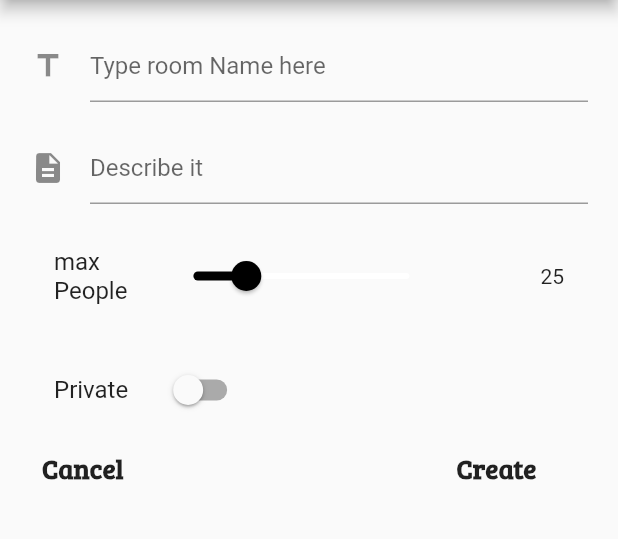
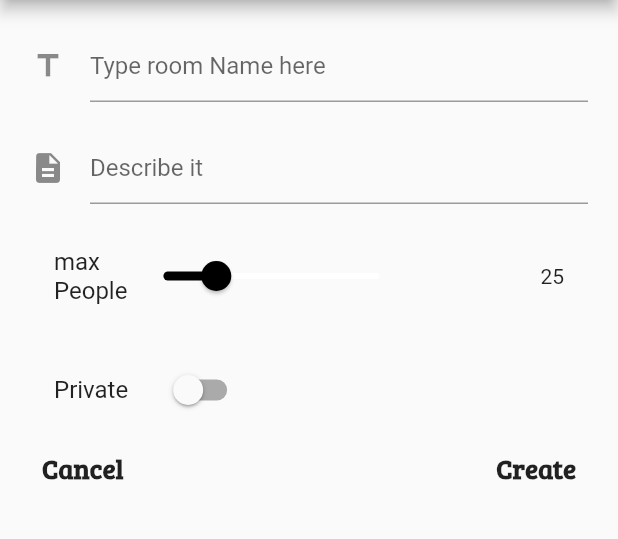
Before and after one commit to mahmoodawd/flutter_chat_app, a Flutter app: the CreateRoom screen opened directly, on a phone screen of 412 x 824 dp, the part 84-623 px from its top. Run offline on Flutter 3.47's test engine with Material 2 defaults, Android fonts, the phone set to English and light mode, and no system bars; missing offline and left inert: flutter_socket_io.

Commit message:
fix some issues related to messages list and rooms list

```diff
--- a/lib/connector.dart
+++ b/lib/connector.dart
@@ -10,7 +10,7 @@ import 'package:flutter/material.dart';
 import '../model.dart' show FlutterChatModel, model;
 import 'utils.dart';
 
-String serverUrl = 'http://192.168.1.2';
+String serverUrl = 'http://192.168.12.1';
 late SocketIO _io;
 
 void connectToServer(final Function inCallBack) {
--- a/lib/widgets/lobby/rooms_list.dart
+++ b/lib/widgets/lobby/rooms_list.dart
@@ -1,4 +1,5 @@
 import 'package:flutter/material.dart';
+import 'package:scoped_model/scoped_model.dart';
 
 import '../../model.dart';
 
@@ -9,6 +10,10 @@ class RoomsList extends StatelessWidget {
 
   @override
   Widget build(BuildContext context) {
+    return ScopedModel<FlutterChatModel>(
+        model: model,
+        child: ScopedModelDescendant<FlutterChatModel>(
+            builder: (context, child, model) {
           return ListView.builder(
             itemCount: model.roomList.length,
             itemBuilder: (context, index) {
@@ -17,5 +22,6 @@ class RoomsList extends StatelessWidget {
               return RoomItem(room: room);
             },
           );
+        }));
   }
 }
--- a/lib/widgets/room/room_menu.dart
+++ b/lib/widgets/room/room_menu.dart
@@ -109,7 +109,6 @@ class RoomMenu extends StatelessWidget {
         ..setCurrentRoomEnabled(false);
       showBottomMessage(
           context: inContext, message: 'You Just left from the room');
-      Navigator.of(inContext).pop();
       Navigator.of(inContext)
           .pushNamedAndRemoveUntil('/', ModalRoute.withName('/'));
     });
@@ -119,7 +118,7 @@ class RoomMenu extends StatelessWidget {
     connector.close(model.currentRoomName, () {
       model.setCurrentRoomEnabled(false);
       model.setCurrentRoomName(FlutterChatModel.DEFAULT_ROOM_NAME);
-      Navigator.of(inContext).pop();
+      showBottomMessage(context: inContext, message: 'Room Closed');
       Navigator.of(inContext)
           .pushNamedAndRemoveUntil('/', ModalRoute.withName('/'));
     });
--- a/lib/widgets/room_creation/room_creation_form.dart
+++ b/lib/widgets/room_creation/room_creation_form.dart
@@ -24,11 +24,41 @@ class _RoomCreationFormState extends State<RoomCreationForm> {
 
   @override
   Widget build(BuildContext context) {
+    var roomNameField = TextFormField(
+      decoration: const InputDecoration(
+          icon: Icon(Icons.title), hintText: 'Type room Name here'),
+      textInputAction: TextInputAction.next,
+      validator: (value) {
+        if (value!.length < 2 || value.length > 15) {
+          return 'Room Title can not be \nless than 2 or more than 15 chars long';
+        }
+        return null;
+      },
+      onSaved: (newValue) {
+        setState(() {
+          _roomName = newValue!;
+        });
+      },
+    );
+
+    var roomDesField = TextFormField(
+      decoration: const InputDecoration(
+          icon: Icon(Icons.description), hintText: 'Describe it'),
+      validator: (value) {
+        return null;
+      },
+      onSaved: (newValue) {
+        setState(() {
+          _roomDescription = newValue!;
+        });
+      },
+    );
+
     var maxPeopleSlider = ListTile(
       title: Row(
         children: [
           const Text('max\nPeople'),
-          const SizedBox(width: 20),
+          const Divider(),
           SliderTheme(
             data: SliderTheme.of(context).copyWith(
                 showValueIndicator: ShowValueIndicator.always,
@@ -52,6 +82,7 @@ class _RoomCreationFormState extends State<RoomCreationForm> {
       ),
       trailing: Text('$_maxPeople'),
     );
+
     var isPrivateSwitcher = ListTile(
       title: Row(
         children: [
@@ -69,7 +100,9 @@ class _RoomCreationFormState extends State<RoomCreationForm> {
         ],
       ),
     );
+
     var bottomButtons = Row(
+      mainAxisAlignment: MainAxisAlignment.spaceBetween,
       children: [
         TextButton(
           onPressed: () {
@@ -82,9 +115,7 @@ class _RoomCreationFormState extends State<RoomCreationForm> {
             style: appTextTheme.bodyText1!.copyWith(fontSize: 18),
           ),
         ),
-        SizedBox(
-          width: MediaQuery.of(context).size.width * 0.50,
-        ),
+        const Divider(),
         TextButton(
           onPressed: () {
             if (_createRoomFormKey.currentState!.validate()) {
@@ -110,34 +141,6 @@ class _RoomCreationFormState extends State<RoomCreationForm> {
           ),
         ),
       ],
-    );
-    var roomNameField = TextFormField(
-      decoration: const InputDecoration(
-          icon: Icon(Icons.title), hintText: 'Type room Name here'),
-      textInputAction: TextInputAction.next,
-      validator: (value) {
-        if (value!.length < 2 || value.length > 15) {
-          return 'Room Title can not be \nless than 2 or more than 15 chars long';
-        }
-        return null;
-      },
-      onSaved: (newValue) {
-        setState(() {
-          _roomName = newValue!;
-        });
-      },
-    );
-    var roomDesField = TextFormField(
-      decoration: const InputDecoration(
-          icon: Icon(Icons.description), hintText: 'Describe it'),
-      validator: (value) {
-        return null;
-      },
-      onSaved: (newValue) {
-        setState(() {
-          _roomDescription = newValue!;
-        });
-      },
     );
 
     return SingleChildScrollView(
```
Also changed, not shown: lib/utils.dart (+7 -4 lines), lib/widgets/login/login_form.dart (+6 -1 lines), lib/widgets/room/messages_list.dart (+6 -3 lines), lib/widgets/shared/app_drawer.dart (+3 -5 lines). Lines whose indentation alone changed are shown as unchanged.
